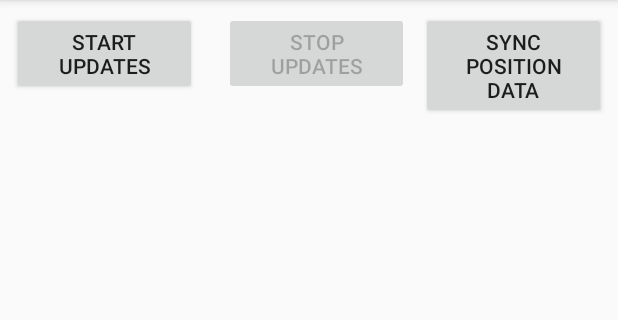
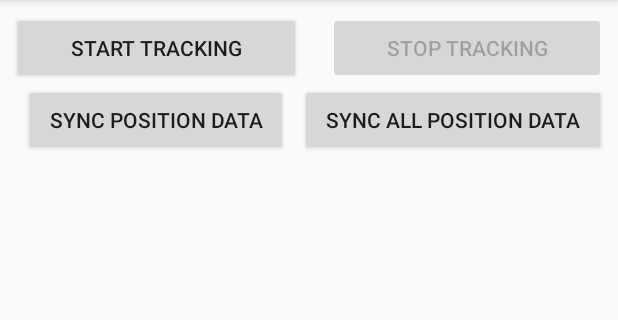
Before and after one commit to sethdaugherty/wanderings, an Android app: the screen it shows after launch (MainActivity), after a tap on "SYNC POSITION DATA", on a phone screen of 412 x 824 dp, the part 84-404 px from its top. Run offline under Robolectric (Android 15) with nearby library versions, the phone set to English and light mode, and no system bars.

Commit message:
Layout updates and added ability to sync all data

```diff
--- a/app/src/main/java/com/wanderingmiles/app/MainActivity.java
+++ b/app/src/main/java/com/wanderingmiles/app/MainActivity.java
@@ -18,6 +18,7 @@ package com.wanderingmiles.app;
 
 import android.Manifest;
 import android.app.Activity;
+import android.app.ActivityManager;
 import android.app.Notification;
 import android.app.PendingIntent;
 import android.content.ContentValues;
@@ -166,7 +167,7 @@ public class MainActivity extends AppCompatActivity {
      * Tracks the status of the location updates request. Value changes when the user presses the
      * Start Updates and Stop Updates buttons.
      */
-    private Boolean mRequestingLocationUpdates;
+    //private Boolean mRequestingLocationUpdates;
 
     /**
      * Time when the location was updated represented as a String.
@@ -192,7 +193,7 @@ public class MainActivity extends AppCompatActivity {
         mLongitudeLabel = getResources().getString(R.string.longitude_label);
         mLastUpdateTimeLabel = getResources().getString(R.string.last_update_time_label);
 
-        mRequestingLocationUpdates = false;
+        //mRequestingLocationUpdates = false;
         mLastUpdateTime = "";
 
         // Update values using data stored in the Bundle.
@@ -219,10 +220,10 @@ public class MainActivity extends AppCompatActivity {
         if (savedInstanceState != null) {
             // Update the value of mRequestingLocationUpdates from the Bundle, and make sure that
             // the Start Updates and Stop Updates buttons are correctly enabled or disabled.
-            if (savedInstanceState.keySet().contains(KEY_REQUESTING_LOCATION_UPDATES)) {
-                mRequestingLocationUpdates = savedInstanceState.getBoolean(
-                        KEY_REQUESTING_LOCATION_UPDATES);
-            }
+//            if (savedInstanceState.keySet().contains(KEY_REQUESTING_LOCATION_UPDATES)) {
+//                mRequestingLocationUpdates = savedInstanceState.getBoolean(
+//                        KEY_REQUESTING_LOCATION_UPDATES);
+//            }
 
             // Update the value of mCurrentLocation from the Bundle and update the UI to show the
             // correct latitude and longitude.
@@ -319,7 +320,7 @@ public class MainActivity extends AppCompatActivity {
                         break;
                     case Activity.RESULT_CANCELED:
                         Log.i(TAG, "User chose not to make required location settings changes.");
-                        mRequestingLocationUpdates = false;
+                        //mRequestingLocationUpdates = false;
                         updateUI();
                         break;
                 }
@@ -332,8 +333,8 @@ public class MainActivity extends AppCompatActivity {
      * updates have already been requested.
      */
     public void startUpdatesButtonHandler(View view) {
-        if (!mRequestingLocationUpdates) {
-            mRequestingLocationUpdates = true;
+        if (!isServiceRunning(LocationService.class)) {
+            //mRequestingLocationUpdates = true;
             setButtonsEnabledState();
             startLocationUpdates();
         }
@@ -406,7 +407,12 @@ public class MainActivity extends AppCompatActivity {
     }
 
     public void syncDataButtonHandler(View view) {
-        syncLocationData();
+        syncLocationData(false);
+        startSpinner();
+    }
+
+    public void syncAllDataButtonHandler(View view) {
+        syncLocationData(true);
         startSpinner();
     }
 
@@ -414,9 +420,9 @@ public class MainActivity extends AppCompatActivity {
         // TODO: Implement this.
     }
 
-    private void syncLocationData() {
+    private void syncLocationData(boolean syncAll) {
         Log.d(TAG, "Starting to sync location data");
-        SyncDataTask syncDataTask = new SyncDataTask(this);
+        SyncDataTask syncDataTask = new SyncDataTask(this, syncAll);
         syncDataTask.execute();
 
         // 1 start an async task
@@ -443,7 +449,7 @@ public class MainActivity extends AppCompatActivity {
      * if the user is requesting location updates.
      */
     private void setButtonsEnabledState() {
-        if (mRequestingLocationUpdates) {
+        if (isServiceRunning(LocationService.class)) {
             mStartUpdatesButton.setEnabled(false);
             mStopUpdatesButton.setEnabled(true);
         } else {
@@ -491,7 +497,7 @@ public class MainActivity extends AppCompatActivity {
                     }
                 });
         */
-        mRequestingLocationUpdates = false;
+        //mRequestingLocationUpdates = false;
         setButtonsEnabledState();
     }
 
@@ -500,7 +506,7 @@ public class MainActivity extends AppCompatActivity {
         super.onResume();
         // Within {@code onPause()}, we remove location updates. Here, we resume receiving
         // location updates if the user has requested them.
-        if (mRequestingLocationUpdates && checkPermissions()) {
+        if (isServiceRunning(LocationService.class) && checkPermissions()) {
             startLocationUpdates();
         } else if (!checkPermissions()) {
             requestPermissions();
@@ -514,17 +520,18 @@ public class MainActivity extends AppCompatActivity {
         super.onPause();
 
         // Remove location updates to save battery.
-        stopLocationUpdates();
+        //stopLocationUpdates();
     }
 
     /**
      * Stores activity data in the Bundle.
      */
+    @Override
     public void onSaveInstanceState(Bundle savedInstanceState) {
-        savedInstanceState.putBoolean(KEY_REQUESTING_LOCATION_UPDATES, mRequestingLocationUpdates);
+        super.onSaveInstanceState(savedInstanceState);
+        //savedInstanceState.putBoolean(KEY_REQUESTING_LOCATION_UPDATES, mRequestingLocationUpdates);
         savedInstanceState.putParcelable(KEY_LOCATION, mCurrentLocation);
         savedInstanceState.putString(KEY_LAST_UPDATED_TIME_STRING, mLastUpdateTime);
-        super.onSaveInstanceState(savedInstanceState);
     }
 
     /**
@@ -595,7 +602,7 @@ public class MainActivity extends AppCompatActivity {
                 // receive empty arrays.
                 Log.i(TAG, "User interaction was cancelled.");
             } else if (grantResults[0] == PackageManager.PERMISSION_GRANTED) {
-                if (mRequestingLocationUpdates) {
+                if (!isServiceRunning(LocationService.class)) {
                     Log.i(TAG, "Permission granted, updates requested, starting location updates");
                     startLocationUpdates();
                 }
@@ -629,4 +636,14 @@ public class MainActivity extends AppCompatActivity {
             }
         }
     }
+
+    private boolean isServiceRunning(Class<?> serviceClass) {
+        ActivityManager manager = (ActivityManager) getSystemService(Context.ACTIVITY_SERVICE);
+        for (ActivityManager.RunningServiceInfo service : manager.getRunningServices(Integer.MAX_VALUE)) {
+            if (serviceClass.getName().equals(service.service.getClassName())) {
+                return true;
+            }
+        }
+        return false;
+    }
 }
--- a/app/src/main/java/com/wanderingmiles/app/NetworkUtils.java
+++ b/app/src/main/java/com/wanderingmiles/app/NetworkUtils.java
@@ -19,7 +19,7 @@ public class NetworkUtils {
 
     // TODO: this is also shit
     final static String BASE_URL =
-            "https://sethdaugherty.io:9001/api/date/20170101";
+            "http://sethdaugherty.io:9001/api/date/20170101";
 
     // TODO: this isn't re-usable
     public static boolean postRawJsonString(String rawJson){
--- a/app/src/main/java/com/wanderingmiles/app/SyncDataTask.java
+++ b/app/src/main/java/com/wanderingmiles/app/SyncDataTask.java
@@ -16,6 +16,8 @@ import org.json.JSONException;
 import org.json.JSONObject;
 
 import java.util.ArrayList;
+import java.util.Collection;
+import java.util.Collections;
 import java.util.List;
 import java.util.stream.Collectors;
 
@@ -28,8 +30,11 @@ public class SyncDataTask extends AsyncTask<Void, Void, String> {
     //private LocationDbHelper mLocationDbHelper;
     private Context mParentContext;
 
-    public SyncDataTask(Context parentContext) {
+    private boolean mSyncAll;
+
+    public SyncDataTask(Context parentContext, boolean syncAll) {
         mParentContext = parentContext;
+        mSyncAll = syncAll;
         //this.mLocationDbHelper = locationDbHelper;
     }
 
@@ -38,26 +43,31 @@ public class SyncDataTask extends AsyncTask<Void, Void, String> {
         Log.d(TAG, "starting async task");
         SQLiteDatabase writableDatabase = new LocationDbHelper(mParentContext).getWritableDatabase();
 
+        // TODO: break this sync up into batches
+
         // Step 1: Find all positions that haven't been synced yet
-        Cursor unsyncedPositionsCursor = writableDatabase.query(LocationContract.LocationEntry.TABLE_NAME, null, LocationContract.LocationEntry.COLUMN_SYNCED + " = 'false'", null, null, null, null);
-        //Cursor unsyncedPositionsCursor = writableDatabase.query(LocationContract.LocationEntry.TABLE_NAME, null, null, null, null, null, null);
+        Cursor unsyncedPositionsCursor;
+        if (mSyncAll) {
+            unsyncedPositionsCursor = writableDatabase.query(LocationContract.LocationEntry.TABLE_NAME, null, null, null, null, null, null);
+        }
+        else {
+            unsyncedPositionsCursor = writableDatabase.query(LocationContract.LocationEntry.TABLE_NAME, null, LocationContract.LocationEntry.COLUMN_SYNCED + " = 'false'", null, null, null, null);
+        }
 
-        // Step 2: Convert the resultset to a JSON payload
-        String positionsJson = convertResultsToJson(unsyncedPositionsCursor);
+        // Step 2: Convert the resultset to a JSON payload. Each String in the result is the raw json payload for a batch of positions
+        Collection<String> payloads = convertResultsToJson(unsyncedPositionsCursor);
 
         // Step 3: Post the payload
-        if (positionsJson != "") {
-            boolean postStatus = NetworkUtils.postRawJsonString(positionsJson);
-
-            // Step 5: Mark all the positions as synced
+        for (String payload : payloads) {
+            boolean postStatus = NetworkUtils.postRawJsonString(payload);
+            Log.d(TAG, "posting position json returned status=" + postStatus);
+        }
+        if (payloads.isEmpty()) {
             boolean updateStatuse = markPositionsAsSynced(unsyncedPositionsCursor, writableDatabase);
 
-            return "success";
-        }
-        else {
-            return "no unsynced positions found";
         }
 
+        return "successful";
     }
 
     private boolean markPositionsAsSynced(Cursor unsyncedPositionsCursor, SQLiteDatabase writableDatabase) {
@@ -82,9 +92,13 @@ public class SyncDataTask extends AsyncTask<Void, Void, String> {
         }
     }
 
-    private String convertResultsToJson(Cursor unsyncedPositionsCursor) {
+    private Collection<String> convertResultsToJson(Cursor unsyncedPositionsCursor) {
+        List<String> resultsList = new ArrayList<>();
+        int maxBatchSize = 100;
+        int currentBatchSize = 0;
         JSONArray positionsArray = new JSONArray();
         if (unsyncedPositionsCursor.getCount() > 0) {
+            Log.d(TAG, "Found " + unsyncedPositionsCursor.getCount() + " position records to sync");
             unsyncedPositionsCursor.moveToFirst();
             do {
                 // TODO: Figure out how to do this json serialization more gracefully. It's probably obvious.
@@ -100,12 +114,21 @@ public class SyncDataTask extends AsyncTask<Void, Void, String> {
                 }
 
                 positionsArray.put(rawObject);
+                currentBatchSize++;
+                if (currentBatchSize >= maxBatchSize) {
+                    resultsList.add(positionsArray.toString());
+                    positionsArray = new JSONArray();
+
+                    currentBatchSize = 0;
+                }
             } while (unsyncedPositionsCursor.moveToNext());
 
-            return positionsArray.toString();
+
+            if (positionsArray.length() > 0) {
+                resultsList.add(positionsArray.toString());
+            }
         }
-        else {
-            return "";
-        }
+
+        return resultsList;
     }
 }
--- a/app/src/main/res/layout/activity_main.xml
+++ b/app/src/main/res/layout/activity_main.xml
@@ -57,7 +57,7 @@
 
             <Button
                 android:id="@+id/start_updates_button"
-                android:layout_width="0dp"
+                android:layout_width="wrap_content"
                 android:layout_height="wrap_content"
                 android:layout_marginEnd="10dp"
                 android:layout_marginRight="10dp"
@@ -68,7 +68,7 @@
 
             <Button
                 android:id="@+id/stop_updates_button"
-                android:layout_width="0dp"
+                android:layout_width="wrap_content"
                 android:layout_height="wrap_content"
                 android:layout_marginLeft="@dimen/small_margin"
                 android:layout_marginStart="@dimen/small_margin"
@@ -78,9 +78,16 @@
                 android:onClick="stopUpdatesButtonHandler"
                 android:text="@string/stop_updates" />
 
+        </LinearLayout>
+
+        <LinearLayout
+            android:layout_width="match_parent"
+            android:layout_height="wrap_content"
+            android:baselineAligned="false"
+            android:orientation="horizontal">
             <Button
                 android:id="@+id/sync_data_button"
-                android:layout_width="0dp"
+                android:layout_width="wrap_content"
                 android:layout_height="wrap_content"
                 android:layout_marginLeft="@dimen/small_margin"
                 android:layout_marginStart="@dimen/small_margin"
@@ -89,6 +96,19 @@
                 android:gravity="center"
                 android:onClick="syncDataButtonHandler"
                 android:text="@string/syncData" />
+
+            <Button
+                android:id="@+id/sync_all_data_button"
+                android:layout_width="wrap_content"
+                android:layout_height="wrap_content"
+                android:layout_marginLeft="@dimen/small_margin"
+                android:layout_marginStart="@dimen/small_margin"
+                android:layout_weight="1"
+                android:enabled="true"
+                android:gravity="center"
+                android:onClick="syncAllDataButtonHandler"
+                android:text="@string/syncAllData" />
+
         </LinearLayout>
 
         <TextView
--- a/app/src/main/res/values/strings.xml
+++ b/app/src/main/res/values/strings.xml
@@ -6,8 +6,11 @@
     <string name="longitude_label">Longitude</string>
     <string name="last_update_time_label">Last location update time</string>
 
-    <string name="start_updates">Start updates</string>
-    <string name="stop_updates">Stop updates</string>
+    <string name="start_updates">Start Tracking</string>
+    <string name="stop_updates">Stop Tracking</string>
+    <string name="syncData">Sync Position Data</string>
+    <string name="syncAllData">Sync All Position Data</string>
+
 
     <string name="location_settings_inadequate_warning">The location settings on the device are not
             adequate to run this sample. Fix in Settings.</string>
@@ -16,8 +19,7 @@
     <string name="permission_denied_explanation">Permission was denied, but is needed for core
             functionality.</string>
     <string name="settings">Settings</string>
-    <string name="location_notification_title">Notification Title</string>
-    <string name="location_notification_message">Notification Text</string>
+    <string name="location_notification_title">Watching your wanderings</string>
+    <string name="location_notification_message">Make the journey worthwhile</string>
     <string name="ticker_text">Ticker Text? Huh</string>
-    <string name="syncData">Sync Position Data</string>
 </resources>
```
Also changed, not shown: app/src/main/java/com/wanderingmiles/app/LocationService.java (+5 -3 lines), app/src/main/res/drawable-hdpi-v11/ic_drink_notification.png, app/src/main/res/drawable-mdpi-v11/ic_drink_notification.png, app/src/main/res/drawable-xhdpi-v11/ic_drink_notification.png, app/src/main/res/drawable-xxhdpi-v11/ic_drink_notification.png, app/src/main/res/mipmap-hdpi/ic_launcher.png, app/src/main/res/mipmap-hdpi/ic_launcher_round.png, app/src/main/res/mipmap-mdpi/ic_launcher.png, app/src/main/res/mipmap-mdpi/ic_launcher_round.png, app/src/main/res/mipmap-xhdpi/ic_launcher.png, app/src/main/res/mipmap-xhdpi/ic_launcher_round.png, app/src/main/res/mipmap-xxhdpi/ic_launcher.png, app/src/main/res/mipmap-xxhdpi/ic_launcher_round.png, app/src/main/res/mipmap-xxxhdpi/ic_launcher.png, 1 more files.
